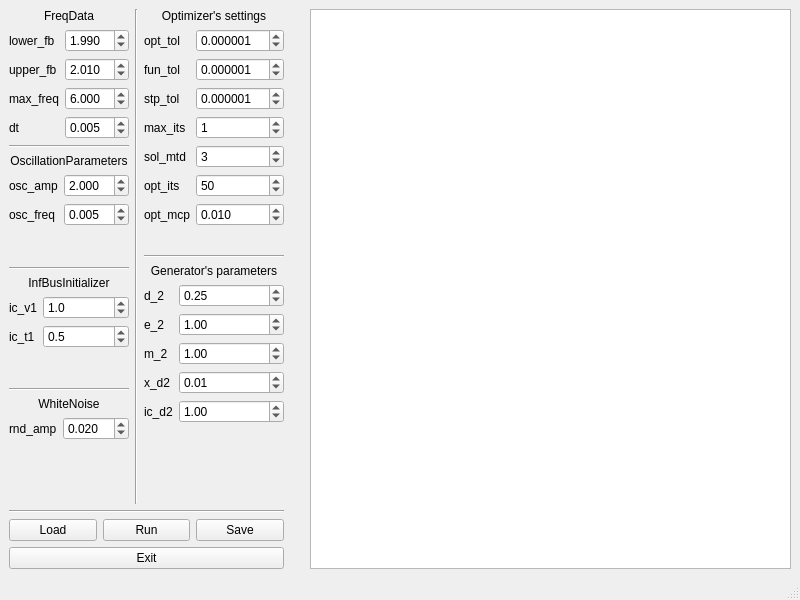
Old version of the form data/qt/main_window.ui in the repository greylord1996/MAP.
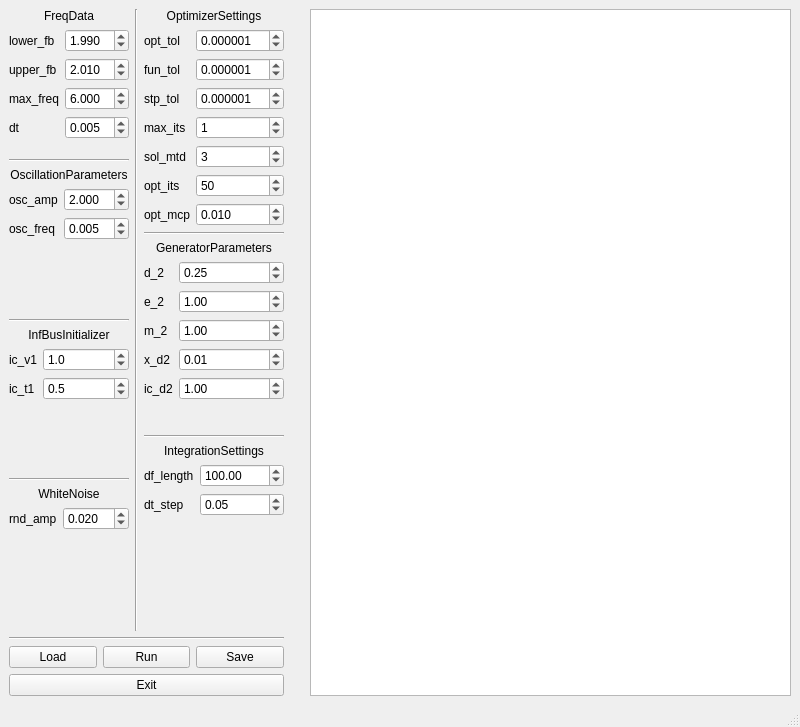
New version of the form. Custom widgets are drawn as their Qt base class.

Commit message: Add IntegrationSettings class to GUI

Diff of the .ui file:
```diff
--- a/data/qt/main_window.ui
+++ b/data/qt/main_window.ui
@@ -7,7 +7,7 @@
     <x>0</x>
     <y>0</y>
     <width>800</width>
-    <height>600</height>
+    <height>727</height>
    </rect>
   </property>
   <property name="windowTitle">
@@ -311,6 +311,9 @@
                   <property name="sizeConstraint">
                    <enum>QLayout::SetFixedSize</enum>
                   </property>
+                  <property name="bottomMargin">
+                   <number>0</number>
+                  </property>
                   <item row="0" column="0" colspan="2">
                    <widget class="QLabel" name="label_23">
                     <property name="text">
@@ -542,7 +545,7 @@
                   <item row="0" column="0" colspan="2">
                    <widget class="QLabel" name="label_6">
                     <property name="text">
-                     <string>Optimizer's settings</string>
+                     <string>OptimizerSettings</string>
                     </property>
                     <property name="alignment">
                      <set>Qt::AlignCenter</set>
@@ -573,7 +576,7 @@
                   <item row="0" column="0" colspan="2">
                    <widget class="QLabel" name="label_19">
                     <property name="text">
-                     <string>Generator's parameters</string>
+                     <string>GeneratorParameters</string>
                     </property>
                     <property name="alignment">
                      <set>Qt::AlignCenter</set>
@@ -669,6 +672,74 @@
                 </item>
                </layout>
               </item>
+              <item>
+               <widget class="Line" name="line_7">
+                <property name="orientation">
+                 <enum>Qt::Horizontal</enum>
+                </property>
+               </widget>
+              </item>
+              <item>
+               <layout class="QVBoxLayout" name="verticalLayout_14">
+                <property name="sizeConstraint">
+                 <enum>QLayout::SetFixedSize</enum>
+                </property>
+                <property name="bottomMargin">
+                 <number>0</number>
+                </property>
+                <item>
+                 <layout class="QFormLayout" name="formLayout_7">
+                  <property name="sizeConstraint">
+                   <enum>QLayout::SetFixedSize</enum>
+                  </property>
+                  <item row="1" column="0">
+                   <widget class="QLabel" name="label_df_length">
+                    <property name="text">
+                     <string>df_length</string>
+                    </property>
+                   </widget>
+                  </item>
+                  <item row="2" column="0">
+                   <widget class="QLabel" name="label_dt_step">
+                    <property name="text">
+                     <string>dt_step</string>
+                    </property>
+                   </widget>
+                  </item>
+                  <item row="1" column="1">
+                   <widget class="QDoubleSpinBox" name="df_length">
+                    <property name="maximum">
+                     <double>999.990000000000009</double>
+                    </property>
+                    <property name="value">
+                     <double>100.000000000000000</double>
+                    </property>
+                   </widget>
+                  </item>
+                  <item row="2" column="1">
+                   <widget class="QDoubleSpinBox" name="dt_step">
+                    <property name="singleStep">
+                     <double>0.010000000000000</double>
+                    </property>
+                    <property name="value">
+                     <double>0.050000000000000</double>
+                    </property>
+                   </widget>
+                  </item>
+                  <item row="0" column="0" colspan="2">
+                   <widget class="QLabel" name="label_3">
+                    <property name="text">
+                     <string>IntegrationSettings</string>
+                    </property>
+                    <property name="alignment">
+                     <set>Qt::AlignCenter</set>
+                    </property>
+                   </widget>
+                  </item>
+                 </layout>
+                </item>
+               </layout>
+              </item>
              </layout>
             </item>
            </layout>
```
The commit also changes 5 other files.
